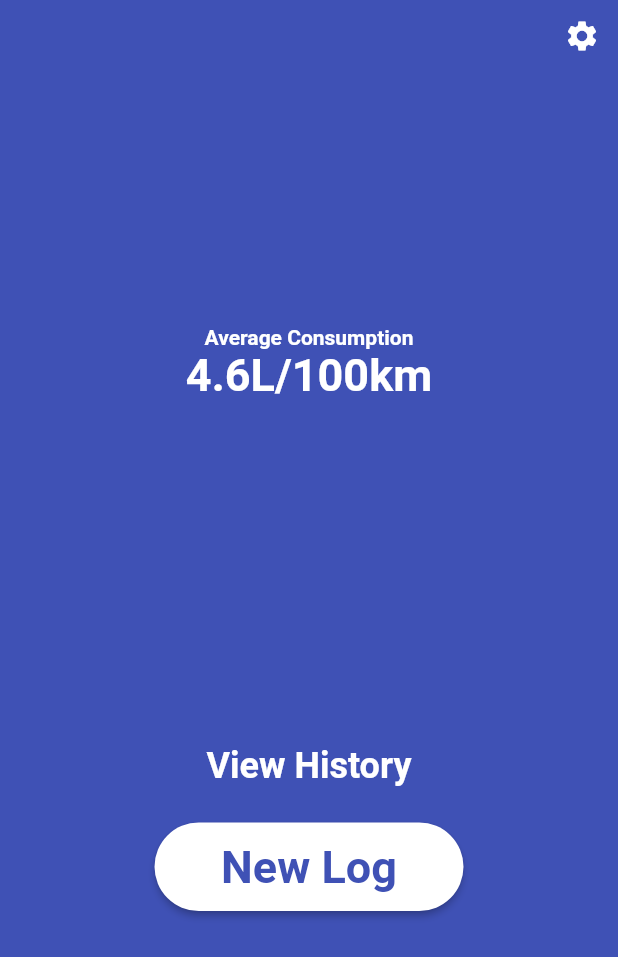
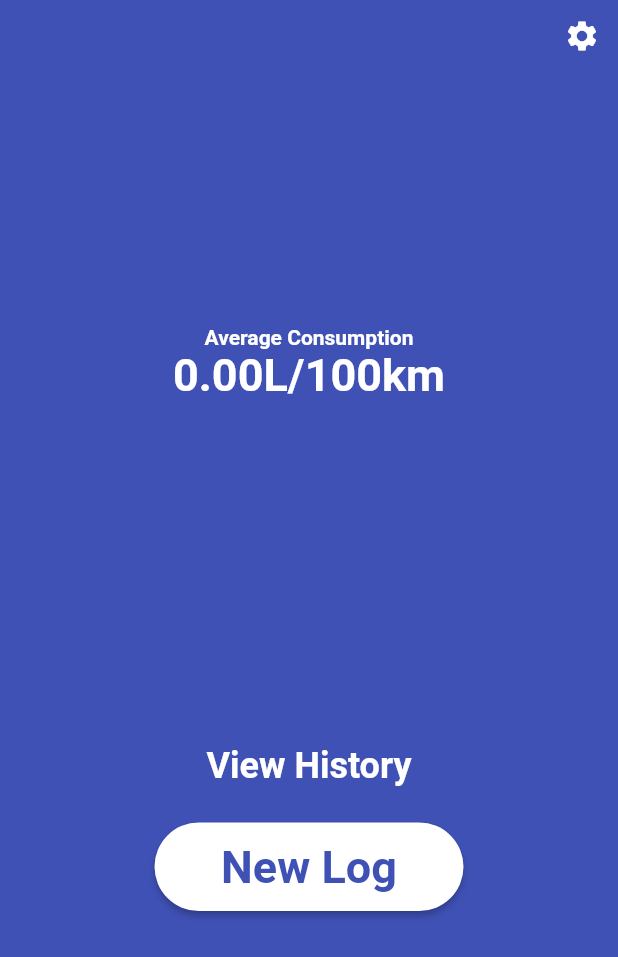
Before and after one commit to Steellow/fuel_consumption_tracker, a Flutter app: the screen it shows after launch, on a phone screen of 412 x 824 dp. Shown: the top 957 px of the screen. Run offline on Flutter 3.47's test engine with Material 2 defaults, Android fonts, the phone set to English and light mode, and no system bars; our stand-ins replace get, hive, material_design_icons_flutter; accounts and stored records are empty; generated files the repository leaves out were written again.

Commit message:
added prefs box and feature to calculate average consumption

```diff
--- a/lib/main.dart
+++ b/lib/main.dart
@@ -34,7 +34,10 @@ class _MyAppState extends State<MyApp> {
         visualDensity: VisualDensity.adaptivePlatformDensity,
       ),
       home: FutureBuilder(
-        future: Hive.openBox('logs'),
+        future: Future.wait([
+          Hive.openBox('logs'),
+          Hive.openBox('prefs'),
+        ]),
         builder: (BuildContext context, AsyncSnapshot snapshot) {
           if (snapshot.connectionState == ConnectionState.done) {
             if (snapshot.hasError) {
--- a/lib/screens/main/main_screen.dart
+++ b/lib/screens/main/main_screen.dart
@@ -1,7 +1,8 @@
 import 'package:flutter/material.dart';
-import 'package:fuel_consumption_tracker/screens/main/widgets/new_log_button.dart';
 import 'package:fuel_consumption_tracker/util/styles.dart';
 
+import 'widgets/consumption_text.dart';
+import 'widgets/new_log_button.dart';
 import 'widgets/settings_button.dart';
 import 'widgets/view_history_button.dart';
 
@@ -24,7 +25,7 @@ class MainScreen extends StatelessWidget {
                         "Average Consumption",
                         style: Styles.whiteBold.copyWith(fontSize: 14),
                       ),
-                      Text("4.6L/100km", style: Styles.whiteBold),
+                      ConsumptionText(),
                     ],
                   ),
                   Column(
--- /dev/null
+++ b/lib/screens/main/widgets/consumption_text.dart
@@ -0,0 +1,13 @@
+import 'package:flutter/material.dart';
+import 'package:fuel_consumption_tracker/util/styles.dart';
+import 'package:fuel_consumption_tracker/util/trip_computer.dart';
+
+class ConsumptionText extends StatelessWidget {
+  @override
+  Widget build(BuildContext context) {
+    return Text(
+      TripComputer.calculateConsumption().toStringAsFixed(2) + "L/100km",
+      style: Styles.whiteBold,
+    );
+  }
+}
--- a/lib/screens/new_log/widgets/submit_button.dart
+++ b/lib/screens/new_log/widgets/submit_button.dart
@@ -44,8 +44,11 @@ class _SubmitButtonState extends State<SubmitButton> {
                     snackPosition: SnackPosition.BOTTOM,
                   );
                 } else {
+                  // Make log object an dave it
                   final Log log = Log(DateTime.now(), fuelAmount, odometer);
                   saveLog(log);
+
+                  updatePrefs(odometer, fuelAmount);
                 }
               }
             },
@@ -64,4 +67,19 @@ class _SubmitButtonState extends State<SubmitButton> {
     logBox.add(log);
     print("saveLog succee?");
   }
+
+  void updatePrefs(int odometer, double fuelAmount) {
+    // Prefs are used to quick-access some important stuff
+    final prefs = Hive.box('prefs');
+    if (odometer < (prefs.get('minOdo') ?? 1000000)) {
+      prefs.put('minOdo', odometer);
+    } else if (odometer > (prefs.get('maxOdo') ?? 0)) {
+      prefs.put('maxOdo', odometer);
+    }
+
+    double currentTotalFuel = prefs.get('totalFuel') ?? 0.0;
+    prefs.put('totalFuel', currentTotalFuel + fuelAmount);
+
+    print('updatePrefs called');
+  }
 }
--- /dev/null
+++ b/lib/util/trip_computer.dart
@@ -0,0 +1,21 @@
+import 'package:hive/hive.dart';
+
+class TripComputer {
+  static double calculateConsumption() {
+    final prefs = Hive.box('prefs');
+
+    int minOdo = prefs.get('minOdo') ?? 0;
+    int maxOdo = prefs.get('maxOdo') ?? 0;
+
+    int totalOdo = maxOdo - minOdo;
+    double totalFuel = prefs.get('totalFuel') ?? 0.0;
+
+    double averageConsumption = totalFuel / (totalOdo / 100);
+
+    if (averageConsumption.isNaN) {
+      return 0;
+    } else {
+      return averageConsumption;
+    }
+  }
+}
```
Also changed, not shown: 1 other file.
